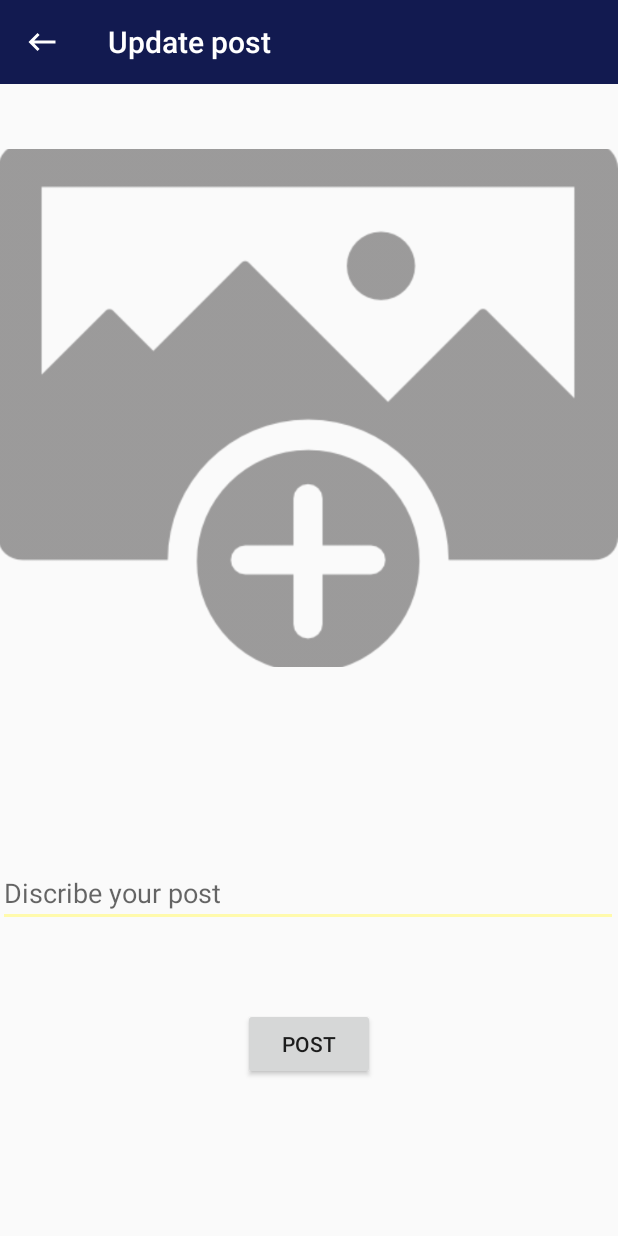
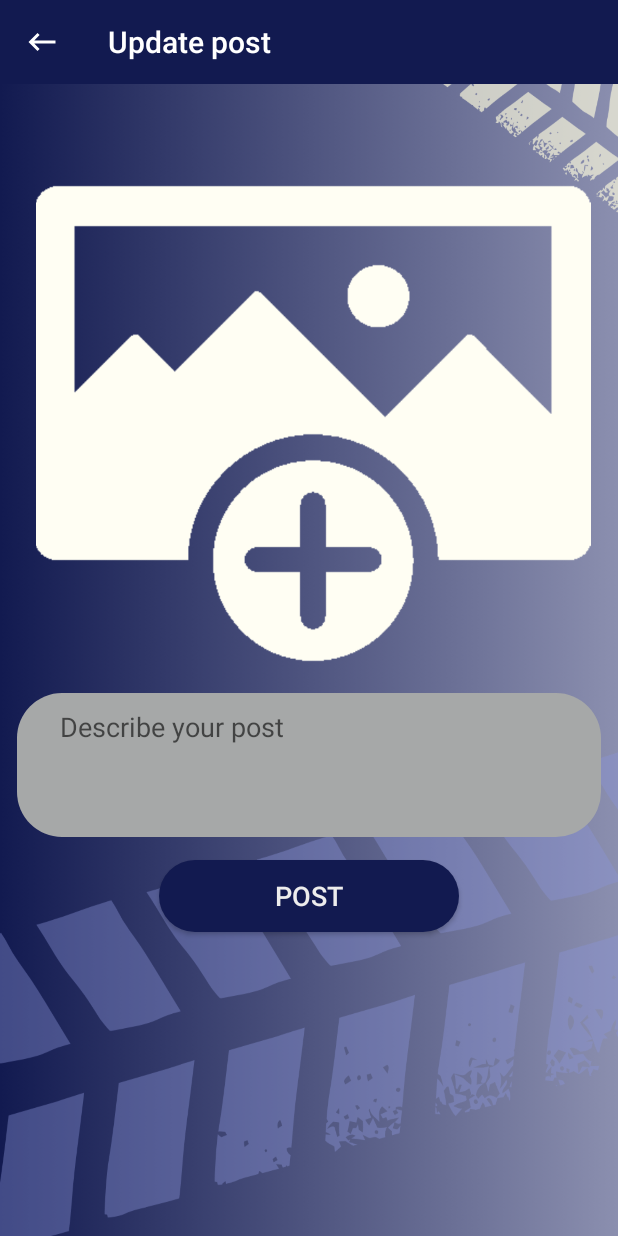
Before and after one commit to EdnaEmanuele/CarCareProject, an Android app: the PostActivity screen opened directly, with no data from a screen before it, on a phone screen of 412 x 824 dp. Run offline under Robolectric (Android 15) with nearby library versions, the phone set to English and light mode, and no system bars.

Commit message:
02/02 .3 postActivity

```diff
--- a/app/src/main/java/com/example/carcareproject/PostActivity.java
+++ b/app/src/main/java/com/example/carcareproject/PostActivity.java
@@ -7,24 +7,44 @@ import androidx.core.content.ContextCompat;
 import android.content.Intent;
 import android.graphics.Color;
 import android.os.Bundle;
+import android.provider.MediaStore;
 import android.text.Spannable;
 import android.text.SpannableString;
 import android.text.style.ForegroundColorSpan;
 import android.view.MenuItem;
+import android.view.View;
+import android.widget.Button;
+import android.widget.EditText;
+import android.widget.ImageButton;
 
 public class PostActivity extends AppCompatActivity {
 
     private Toolbar mtoolbar;
+    private ImageButton SelectPostImageBTN;
+    private Button PostBTN;
+    private EditText PostDescription;
+    private  static final int Gallery_Pick = 1;
 
     @Override
     protected void onCreate(Bundle savedInstanceState) {
         super.onCreate(savedInstanceState);
         setContentView(R.layout.activity_post);
 
+        SelectPostImageBTN = (ImageButton) findViewById(R.id.select_post_imageBTN);
+        PostBTN = (Button) findViewById(R.id.btn_post);
+        PostDescription = (EditText) findViewById(R.id.post_description);
+
         mtoolbar =(Toolbar) findViewById(R.id.update_post_toolbar);
         setSupportActionBar(mtoolbar);
         getSupportActionBar().setDisplayHomeAsUpEnabled(true);
         getSupportActionBar().setHomeAsUpIndicator(R.drawable.seta_atras);
+
+        SelectPostImageBTN.setOnClickListener(new View.OnClickListener() {
+            @Override
+            public void onClick(View view) {
+                OpenGallery();
+            }
+        });
 
         // Defina a cor desejada
         int corDoTexto = ContextCompat.getColor(this, R.color.White);
@@ -34,6 +54,11 @@ public class PostActivity extends AppCompatActivity {
         Spannable text = new SpannableString(title);
         text.setSpan(new ForegroundColorSpan(corDoTexto), 0, text.length(), Spannable.SPAN_INCLUSIVE_INCLUSIVE);
         getSupportActionBar().setTitle(text);
+    }
+
+    private void OpenGallery() {
+        Intent galleryIntent = new Intent(Intent.ACTION_PICK, MediaStore.Images.Media.INTERNAL_CONTENT_URI);
+        startActivityForResult(Intent.createChooser(galleryIntent, "Choose your profile image"), 1);
     }
 
     @Override
--- a/app/src/main/res/layout/activity_post.xml
+++ b/app/src/main/res/layout/activity_post.xml
@@ -4,6 +4,7 @@
     xmlns:tools="http://schemas.android.com/tools"
     android:layout_width="match_parent"
     android:layout_height="match_parent"
+    android:background="@drawable/background"
     tools:context=".PostActivity">
 
     <include
@@ -11,38 +12,47 @@
         layout="@layout/app_bar_layout"/>
 
     <ImageButton
-        android:id="@+id/imageButton"
-        android:layout_width="match_parent"
-        android:layout_height="345dp"
+        android:id="@+id/select_post_imageBTN"
+        android:layout_width="wrap_content"
+        android:layout_height="370dp"
         android:layout_alignParentStart="true"
         android:layout_alignParentTop="true"
-        android:layout_marginStart="-1dp"
-        android:layout_marginTop="99dp"
+        android:layout_centerHorizontal="true"
+        android:layout_marginStart="5dp"
+        android:layout_marginTop="97dp"
         android:background="@android:color/transparent"
-        android:scaleType="centerCrop"
+        android:scaleType="fitCenter"
         android:src="@drawable/select_image" />
 
     <EditText
-        android:id="@+id/editTextTextMultiLine"
-        android:layout_width="match_parent"
-        android:layout_height="wrap_content"
+        android:id="@+id/post_description"
+        android:layout_width="389dp"
+        android:layout_height="96dp"
+        android:layout_below="@id/select_post_imageBTN"
         android:layout_alignParentStart="true"
-        android:layout_alignParentBottom="true"
         android:layout_centerHorizontal="true"
-        android:layout_marginStart="-1dp"
-        android:layout_marginBottom="206dp"
+        android:layout_marginStart="11dp"
+        android:layout_marginTop="-5dp"
+        android:background="@drawable/inputs"
+        android:backgroundTintMode="src_in"
         android:ems="10"
         android:gravity="start|top"
-        android:hint="Discribe your post"
-        android:inputType="textMultiLine" />
+        android:hint="    Describe your post"
+        android:inputType="textMultiLine"
+        android:padding="10dp" />
 
     <Button
-        android:id="@+id/button"
-        android:layout_width="wrap_content"
+        android:id="@+id/btn_post"
+        android:layout_width="200dp"
         android:layout_height="wrap_content"
-        android:layout_alignParentBottom="true"
+        android:layout_below="@id/post_description"
         android:layout_centerHorizontal="true"
-        android:layout_marginBottom="104dp"
-        android:text="Post" />
+        android:layout_marginTop="15dp"
+        android:background="@drawable/button"
+        android:backgroundTint="@color/DarkBlue"
+        android:padding="10dp"
+        android:text="Post"
+        android:textColor="@color/LightGrey"
+        android:textSize="18dp" />
 
 </RelativeLayout>
```
Also changed, not shown: app/src/main/res/drawable/select_image.png.
